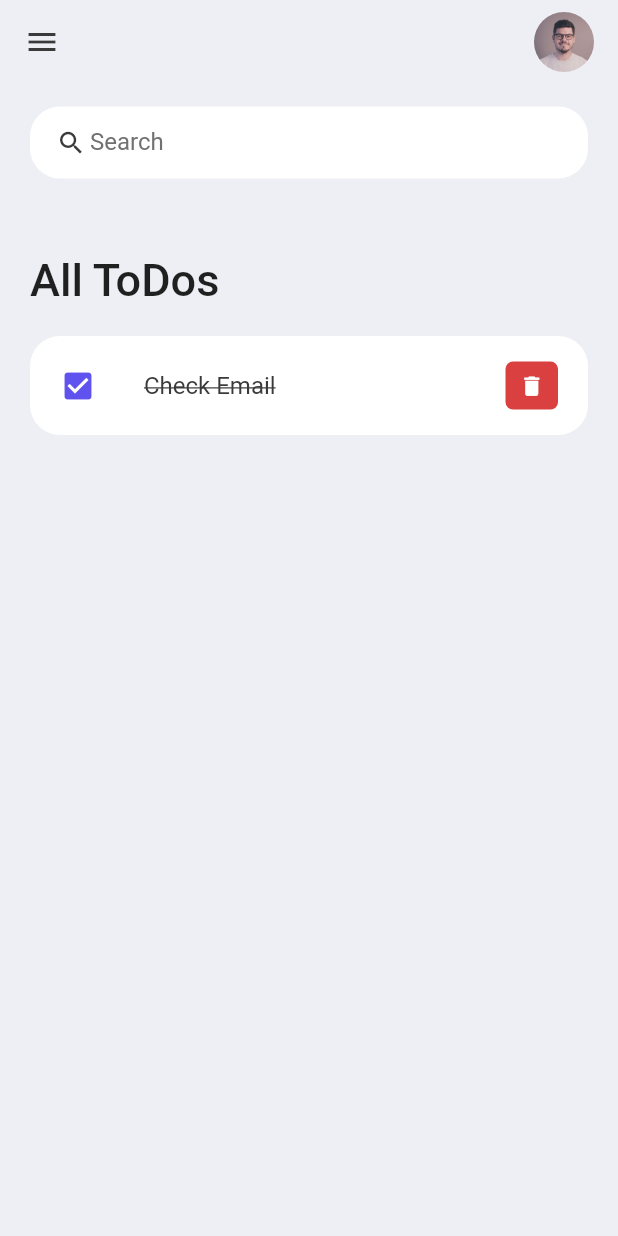
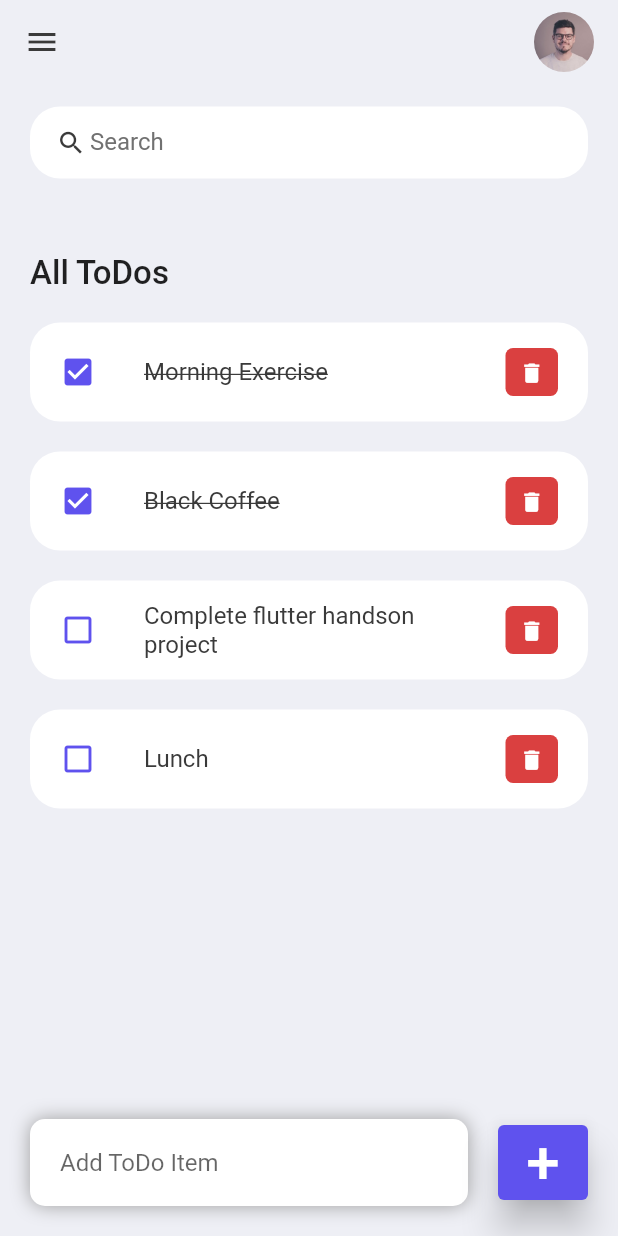
Before and after one commit to mandar-saiyan87/Flutter-todo_app, a Flutter app: the screen it shows after launch, on a phone screen of 412 x 824 dp. Run offline on Flutter 3.47's test engine with Material 2 defaults, Android fonts, the phone set to English and light mode, and no system bars.

Commit message:
UI complete

```diff
--- /dev/null
+++ b/lib/model/todo.dart
@@ -0,0 +1,16 @@
+class ToDo {
+  String? id;
+  String? todoText;
+  bool isDone;
+
+  ToDo({required this.id, required this.todoText, this.isDone = false});
+
+  static List<ToDo> todoList() {
+    return [
+      ToDo(id: "01", todoText: "Morning Exercise", isDone: true),
+      ToDo(id: "02", todoText: "Black Coffee", isDone: true),
+      ToDo(id: "03", todoText: "Complete flutter handson project"),
+      ToDo(id: "04", todoText: "Lunch"),
+    ];
+  }
+}
--- a/lib/screens/home.dart
+++ b/lib/screens/home.dart
@@ -1,23 +1,24 @@
-// ignore_for_file: prefer_const_constructors, prefer_const_literals_to_create_immutables
+// ignore_for_file: prefer_const_constructors, prefer_const_literals_to_create_immutables, sort_child_properties_last
 
 import 'package:flutter/material.dart';
 import 'package:todo_app/constants/colors.dart';
 import 'package:todo_app/widgets/todoItem.dart';
 
-class Home extends StatefulWidget {
-  const Home({super.key});
+import '../model/todo.dart';
 
-  @override
-  State<Home> createState() => _HomeState();
-}
+class Home extends StatelessWidget {
+  Home({super.key});
 
-class _HomeState extends State<Home> {
+  final todoList = ToDo.todoList();
+
   @override
   Widget build(BuildContext context) {
     return Scaffold(
       backgroundColor: tdBGColor,
       appBar: _buildAppBar(),
-      body: Container(
+      body: Stack(
+        children: [
+          Container(
             padding: EdgeInsets.symmetric(horizontal: 20, vertical: 15),
             child: Column(
               children: [
@@ -29,16 +30,61 @@ class _HomeState extends State<Home> {
                         margin: EdgeInsets.only(top: 50, bottom: 20),
                         child: Text(
                           'All ToDos',
-                      style:
-                          TextStyle(fontSize: 30, fontWeight: FontWeight.w500),
+                          style: TextStyle(
+                              fontSize: 22, fontWeight: FontWeight.w500),
                         ),
                       ),
-                  TodoItem(),
+                      for (ToDo todo in todoList) TodoItem(todo: todo),
                     ],
                   ),
                 ),
               ],
             ),
+          ),
+          Align(
+            alignment: Alignment.bottomCenter,
+            child: Row(
+              children: [
+                Expanded(
+                  child: Container(
+                    margin: EdgeInsets.only(right: 20, left: 20, bottom: 20),
+                    padding: EdgeInsets.symmetric(horizontal: 20, vertical: 5),
+                    decoration: BoxDecoration(
+                        color: Colors.white,
+                        boxShadow: [
+                          BoxShadow(
+                            color: Colors.grey,
+                            offset: Offset(0.0, 0.0),
+                            blurRadius: 10.0,
+                            spreadRadius: 0.0,
+                          ),
+                        ],
+                        borderRadius: BorderRadius.circular(10)),
+                    child: TextField(
+                      decoration: InputDecoration(
+                          hintText: "Add ToDo Item", border: InputBorder.none),
+                    ),
+                  ),
+                ),
+                Container(
+                  margin: EdgeInsets.only(bottom: 20, right: 20),
+                  child: ElevatedButton(
+                    onPressed: () {},
+                    child: Text(
+                      '+',
+                      style: TextStyle(fontSize: 40),
+                    ),
+                    style: ElevatedButton.styleFrom(
+                      backgroundColor: tdBlue,
+                      minimumSize: Size(60, 50),
+                      elevation: 10,
+                    ),
+                  ),
+                ),
+              ],
+            ),
+          )
+        ],
       ),
     );
   }
--- a/lib/widgets/todoItem.dart
+++ b/lib/widgets/todoItem.dart
@@ -3,12 +3,16 @@
 import 'package:flutter/material.dart';
 import 'package:todo_app/constants/colors.dart';
 
+import '../model/todo.dart';
+
 class TodoItem extends StatelessWidget {
-  const TodoItem({super.key});
+  final ToDo todo;
+  const TodoItem({super.key, required this.todo});
 
   @override
   Widget build(BuildContext context) {
     return Container(
+      margin: EdgeInsets.only(bottom: 20),
       child: ListTile(
         contentPadding: EdgeInsets.symmetric(horizontal: 20, vertical: 5),
         onTap: () {
@@ -19,15 +23,15 @@ class TodoItem extends StatelessWidget {
         ),
         tileColor: Colors.white,
         leading: Icon(
-          Icons.check_box,
+          todo.isDone ? Icons.check_box : Icons.check_box_outline_blank,
           color: tdBlue,
         ),
         title: Text(
-          'Check Email',
+          todo.todoText!,
           style: TextStyle(
               fontSize: 16,
               color: tdBlack,
-              decoration: TextDecoration.lineThrough),
+              decoration: todo.isDone ? TextDecoration.lineThrough : null),
         ),
         trailing: Container(
           margin: EdgeInsets.symmetric(vertical: 12),
@@ -38,7 +42,9 @@ class TodoItem extends StatelessWidget {
             borderRadius: BorderRadius.circular(5),
           ),
           child: IconButton(
-            onPressed: () {},
+            onPressed: () {
+              print('Clicked Delete');
+            },
             icon: Icon(Icons.delete),
             iconSize: 17,
             color: Colors.white,
```
Lines whose indentation alone changed are shown as unchanged.
